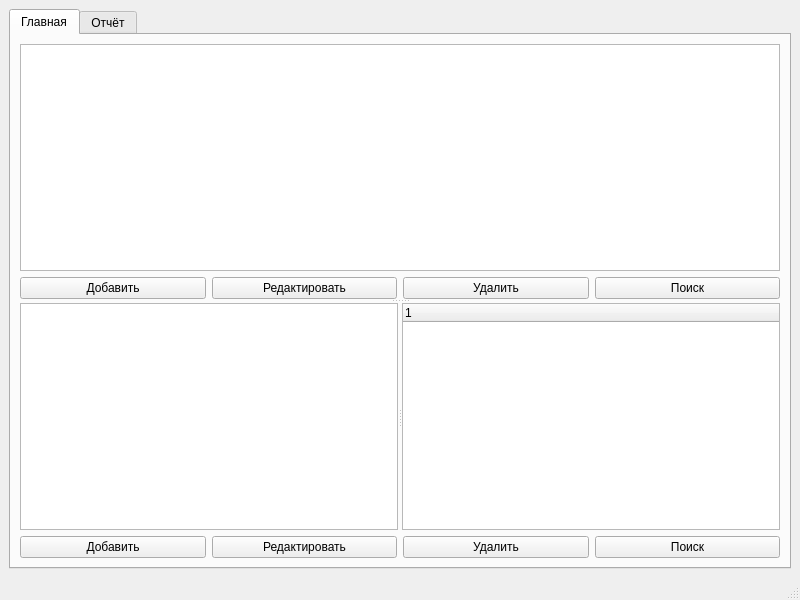
The window that mainwindow.ui (molchanovsv/kursovaya2) describes before a commit, drawn with Qt 5.
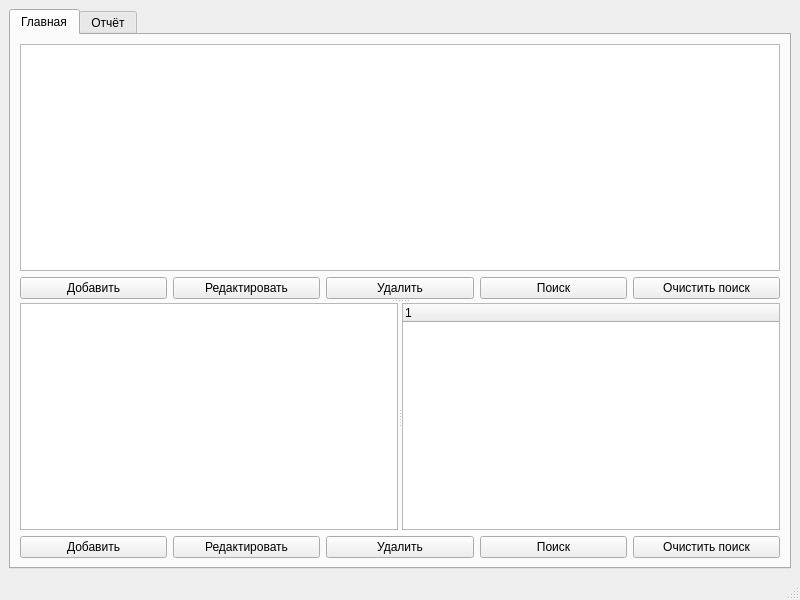
The same window after the commit.

Commit message: Add clear search functionality and remember filters

```diff
--- a/mainwindow.ui
+++ b/mainwindow.ui
@@ -66,6 +66,16 @@
             </property>
            </widget>
           </item>
+          <item>
+           <widget class="QPushButton" name="clearStudentSearchButton">
+            <property name="text">
+             <string>Очистить поиск</string>
+            </property>
+            <property name="visible">
+             <bool>false</bool>
+            </property>
+           </widget>
+          </item>
          </layout>
         </item>
        </layout>
@@ -118,6 +128,16 @@
             </property>
            </widget>
           </item>
+          <item>
+           <widget class="QPushButton" name="clearConcertSearchButton">
+            <property name="text">
+             <string>Очистить поиск</string>
+            </property>
+            <property name="visible">
+             <bool>false</bool>
+            </property>
+           </widget>
+          </item>
              </layout>
             </item>
            </layout>
```
The commit also changes 2 other files.
